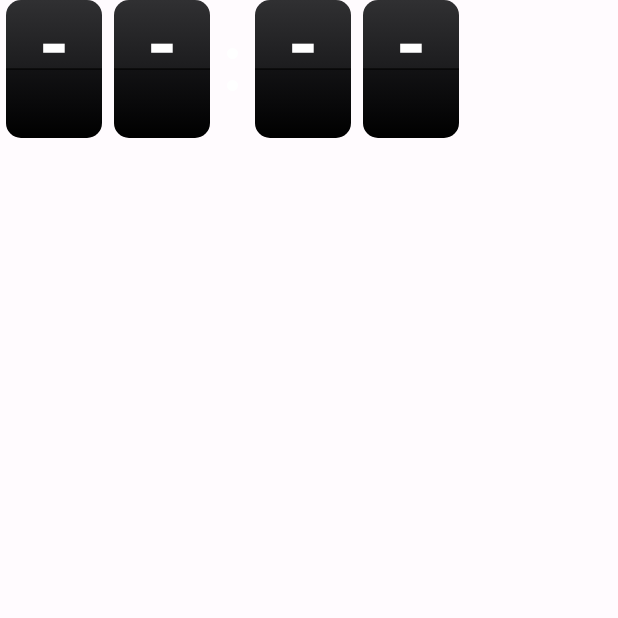
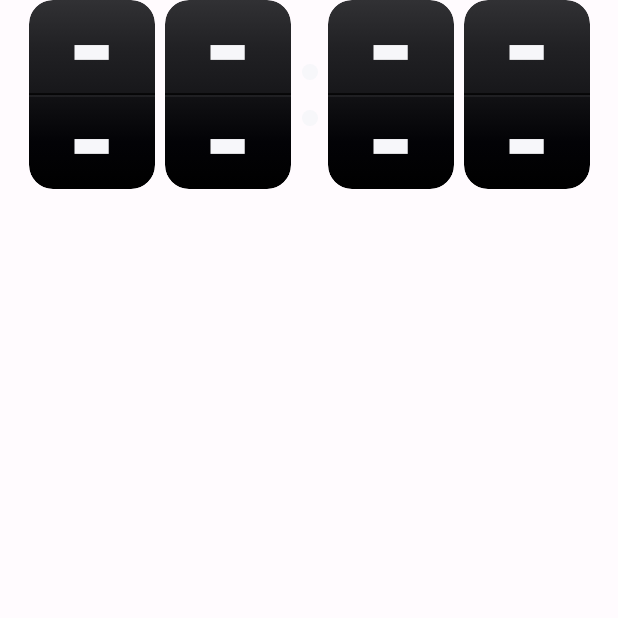
Before and after one commit to hishemd/Gom-Tunisair, an Android app built with Jetpack Compose: the composable FlipClock called with empty values, on a phone screen of 412 x 824 dp, the top half of it. Run offline under Robolectric (Android 15) with nearby library versions, the phone set to English and light mode, and no system bars.

Commit message:
fix(clock): halves were collapsing, so the lower half of every digit vanished
The screenshot showed each card holding a full digit in its top half and a
blank black bottom. Cause: FlipHalf laid the digit out with

    Modifier.height(cardHeight)

inside a half-height parent. Compose coerces that to the incoming max
constraint (half a card), so the inner box was 46dp tall instead of 92,
and the -46dp offset then pushed it completely outside the clip window.

Fixes and polish:
- use requiredHeight/requiredWidth so the digit layer keeps the full card
  height and the two halves line up exactly at the hinge
- size the card from the available width (BoxWithConstraints) so four
  digits plus the colon always fit, instead of a fixed 64dp
- larger digits (FontWeight.Black), 16dp corners, three-stop gradients,
  and a dark seam plus faint highlight at the hinge
- drop the unused public FlipDigit/Colon surface

Backdrop: the moon was a hard white disc drawn over the clock row. It is
now smaller, moved into the top corner, and rendered as a soft halo. The
night sky also gets 60 twinkling stars, drifting wispy clouds and a
shooting star every ~11 s, and clouds drift on their own 16 s cycle so the
background visibly moves.

Bump to versionCode 4 / 1.3.0.

```diff
--- a/app/build.gradle.kts
+++ b/app/build.gradle.kts
@@ -11,8 +11,8 @@ android {
         applicationId = "com.weathersense.app"
         minSdk = 26
         targetSdk = 36
-        versionCode = 3
-        versionName = "1.2.0"
+        versionCode = 4
+        versionName = "1.3.0"
     }
 
     buildTypes {
--- a/app/src/main/java/com/weathersense/app/ui/components/FlipClock.kt
+++ b/app/src/main/java/com/weathersense/app/ui/components/FlipClock.kt
@@ -6,13 +6,15 @@ import androidx.compose.animation.core.tween
 import androidx.compose.foundation.background
 import androidx.compose.foundation.layout.Arrangement
 import androidx.compose.foundation.layout.Box
+import androidx.compose.foundation.layout.BoxWithConstraints
 import androidx.compose.foundation.layout.Column
 import androidx.compose.foundation.layout.Row
 import androidx.compose.foundation.layout.Spacer
 import androidx.compose.foundation.layout.fillMaxWidth
 import androidx.compose.foundation.layout.height
-import androidx.compose.foundation.layout.offset
 import androidx.compose.foundation.layout.padding
+import androidx.compose.foundation.layout.requiredHeight
+import androidx.compose.foundation.layout.requiredWidth
 import androidx.compose.foundation.layout.size
 import androidx.compose.foundation.layout.width
 import androidx.compose.foundation.shape.RoundedCornerShape
@@ -31,50 +33,65 @@ import androidx.compose.ui.graphics.Color
 import androidx.compose.ui.graphics.TransformOrigin
 import androidx.compose.ui.graphics.graphicsLayer
 import androidx.compose.ui.text.font.FontWeight
+import androidx.compose.ui.unit.Dp
 import androidx.compose.ui.unit.dp
 import androidx.compose.ui.unit.sp
 
-private val CardWidth = 64.dp
-private val CardHeight = 92.dp
-private val HalfHeight = 46.dp
-private const val FlipMillis = 420
+private val FlipMillis = 430
+private val CardCorner = 16.dp
 
 /**
- * Split-flap clock. Each digit is a card cut along its middle: the top half of
- * the outgoing digit falls forward around the hinge, then the bottom half of
- * the incoming digit drops into place behind it.
+ * Split-flap clock. Each digit is a card cut along a horizontal hinge: the top
+ * half of the outgoing digit falls forward around that hinge, then the bottom
+ * half of the incoming digit swings down into place.
+ *
+ * The card size is derived from the width the clock is given, so four digits
+ * plus the colon always fit and never look cramped on a narrow screen.
  */
 @Composable
 fun FlipClock(
     time: String,
     modifier: Modifier = Modifier,
-    cardColor: Color = Color(0xFF1C1C1E),
-    digitColor: Color = Color.White,
+    cardColor: Color = Color(0xFF17171A),
+    digitColor: Color = Color(0xFFF7F7FA),
 ) {
     val parts = time.split(":")
     val hours = parts.getOrNull(0) ?: "--"
     val minutes = parts.getOrNull(1) ?: "--"
 
+    BoxWithConstraints(modifier = modifier) {
+        val gap = 3.dp
+        val colonWidth = 18.dp
+        val available = maxWidth - colonWidth - gap * 8
+        val cardWidth = (available / 4f).coerceIn(48.dp, 84.dp)
+        val cardHeight = cardWidth * 1.5f
+        val digitSize = (cardWidth.value * 0.92f).sp
+
         Row(
-        modifier = modifier,
             verticalAlignment = Alignment.CenterVertically,
             horizontalArrangement = Arrangement.Center,
+            modifier = Modifier.fillMaxWidth(),
         ) {
-        FlipDigit(hours.getOrNull(0)?.toString() ?: "-", cardColor, digitColor)
-        FlipDigit(hours.getOrNull(1)?.toString() ?: "-", cardColor, digitColor)
-        Colon(digitColor)
-        FlipDigit(minutes.getOrNull(0)?.toString() ?: "-", cardColor, digitColor)
-        FlipDigit(minutes.getOrNull(1)?.toString() ?: "-", cardColor, digitColor)
+            FlipDigit(hours.getOrNull(0)?.toString() ?: "-", cardWidth, cardHeight, digitSize, cardColor, digitColor, gap)
+            FlipDigit(hours.getOrNull(1)?.toString() ?: "-", cardWidth, cardHeight, digitSize, cardColor, digitColor, gap)
+            Colon(color = digitColor, size = cardHeight)
+            FlipDigit(minutes.getOrNull(0)?.toString() ?: "-", cardWidth, cardHeight, digitSize, cardColor, digitColor, gap)
+            FlipDigit(minutes.getOrNull(1)?.toString() ?: "-", cardWidth, cardHeight, digitSize, cardColor, digitColor, gap)
+        }
     }
 }
 
 @Composable
-fun FlipDigit(
+private fun FlipDigit(
     digit: String,
-    cardColor: Color = Color(0xFF1C1C1E),
-    digitColor: Color = Color.White,
+    cardWidth: Dp,
+    cardHeight: Dp,
+    digitSize: androidx.compose.ui.unit.TextUnit,
+    cardColor: Color,
+    digitColor: Color,
+    gap: Dp,
 ) {
-    // `shown` is the digit now on the card, `previous` is the one falling away.
+    // `shown` is the digit currently on the card, `previous` is the one leaving.
     var shown by remember { mutableStateOf(digit) }
     var previous by remember { mutableStateOf(digit) }
     val progress = remember { Animatable(0f) }
@@ -91,38 +108,49 @@ fun FlipDigit(
     }
 
     val p = progress.value
-    val flipping = p > 0f && p < 1f
+    val half = cardHeight / 2f
+    val shape = RoundedCornerShape(CardCorner)
 
     Box(
         modifier = Modifier
-            .padding(horizontal = 4.dp)
-            .width(CardWidth)
-            .height(CardHeight),
+            .padding(horizontal = gap)
+            .width(cardWidth)
+            .height(cardHeight)
+            .clip(shape),
     ) {
-        // Back layer: the incoming digit's top half, revealed as the flap falls.
+        // Incoming digit's top half, uncovered as the old flap falls away.
         FlipHalf(
             digit = shown,
             topHalf = true,
+            cardWidth = cardWidth,
+            cardHeight = cardHeight,
+            digitSize = digitSize,
             cardColor = cardColor,
             digitColor = digitColor,
             modifier = Modifier.align(Alignment.TopCenter),
         )
 
-        // Back layer: the outgoing digit's bottom half until the new flap lands.
+        // Bottom half: the old digit until the new flap lands, then the new one.
         FlipHalf(
             digit = if (p < 0.5f) previous else shown,
             topHalf = false,
+            cardWidth = cardWidth,
+            cardHeight = cardHeight,
+            digitSize = digitSize,
             cardColor = cardColor,
             digitColor = digitColor,
             modifier = Modifier.align(Alignment.BottomCenter),
         )
 
-        if (flipping) {
+        if (p > 0f && p < 1f) {
             if (p < 0.5f) {
-                // First half of the cycle: old top half rotates down to edge-on.
+                // Old top half tips forward around the hinge until edge-on.
                 FlipHalf(
                     digit = previous,
                     topHalf = true,
+                    cardWidth = cardWidth,
+                    cardHeight = cardHeight,
+                    digitSize = digitSize,
                     cardColor = cardColor,
                     digitColor = digitColor,
                     modifier = Modifier
@@ -130,14 +158,17 @@ fun FlipDigit(
                         .graphicsLayer {
                             transformOrigin = TransformOrigin(0.5f, 1f)
                             rotationX = -p * 180f
-                            cameraDistance = 14f * density
+                            cameraDistance = 16f * density
                         },
                 )
             } else {
-                // Second half: new bottom half swings from edge-on down to flat.
+                // New bottom half drops from edge-on down to flat.
                 FlipHalf(
                     digit = shown,
                     topHalf = false,
+                    cardWidth = cardWidth,
+                    cardHeight = cardHeight,
+                    digitSize = digitSize,
                     cardColor = cardColor,
                     digitColor = digitColor,
                     modifier = Modifier
@@ -145,63 +176,86 @@ fun FlipDigit(
                         .graphicsLayer {
                             transformOrigin = TransformOrigin(0.5f, 0f)
                             rotationX = (1f - p) * 180f
-                            cameraDistance = 14f * density
+                            cameraDistance = 16f * density
                         },
                 )
             }
         }
 
-        // Hinge line between the two halves.
+        // Hinge: a dark seam plus a faint highlight under it.
+        Column(modifier = Modifier.align(Alignment.Center)) {
+            Box(
+                modifier = Modifier
+                    .fillMaxWidth()
+                    .height(1.5.dp)
+                    .background(Color.Black.copy(alpha = 0.65f)),
+            )
             Box(
                 modifier = Modifier
                     .fillMaxWidth()
                     .height(1.dp)
-                .background(Color.Black.copy(alpha = 0.55f))
-                .align(Alignment.Center),
+                    .background(Color.White.copy(alpha = 0.06f)),
             )
         }
     }
+}
 
-/** One horizontal half of a flip card, clipped so the digit is cut at the hinge. */
+/**
+ * One horizontal half of a flip card. The digit is laid out at full card height
+ * and then clipped, so the two halves join perfectly at the hinge.
+ */
 @Composable
 private fun FlipHalf(
     digit: String,
     topHalf: Boolean,
+    cardWidth: Dp,
+    cardHeight: Dp,
+    digitSize: androidx.compose.ui.unit.TextUnit,
     cardColor: Color,
     digitColor: Color,
     modifier: Modifier = Modifier,
 ) {
+    val half = cardHeight / 2f
     val shape = if (topHalf) {
-        RoundedCornerShape(topStart = 10.dp, topEnd = 10.dp)
+        RoundedCornerShape(topStart = CardCorner, topEnd = CardCorner)
     } else {
-        RoundedCornerShape(bottomStart = 10.dp, bottomEnd = 10.dp)
+        RoundedCornerShape(bottomStart = CardCorner, bottomEnd = CardCorner)
     }
 
     val gradient = if (topHalf) {
-        listOf(cardColor.lighten(0.08f), cardColor)
+        listOf(
+            cardColor.lighten(0.10f),
+            cardColor.lighten(0.04f),
+            cardColor,
+        )
     } else {
-        listOf(cardColor.darken(0.04f), cardColor.darken(0.16f))
+        listOf(
+            cardColor.darken(0.02f),
+            cardColor.darken(0.08f),
+            cardColor.darken(0.18f),
+        )
     }
 
     Box(
         modifier = modifier
-            .width(CardWidth)
-            .height(HalfHeight)
+            .requiredWidth(cardWidth)
+            .requiredHeight(half)
             .clip(shape)
             .background(Brush.verticalGradient(gradient)),
     ) {
-        // A full-height digit window, shifted so only this half shows through.
+        // requiredHeight, not height: the parent only offers half a card of
+        // space, and plain height() would be coerced down and clip the digit away.
         Box(
             modifier = Modifier
-                .fillMaxWidth()
-                .height(CardHeight)
-                .offset(y = if (topHalf) 0.dp else -HalfHeight),
+                .requiredWidth(cardWidth)
+                .requiredHeight(cardHeight)
+                .align(if (topHalf) Alignment.TopCenter else Alignment.BottomCenter),
             contentAlignment = Alignment.Center,
         ) {
             Text(
                 text = digit,
-                fontSize = 52.sp,
-                fontWeight = FontWeight.Bold,
+                fontSize = digitSize,
+                fontWeight = FontWeight.Black,
                 color = digitColor,
                 maxLines = 1,
             )
@@ -210,15 +264,16 @@ private fun FlipHalf(
 }
 
 @Composable
-fun Colon(color: Color = Color.White) {
+private fun Colon(color: Color, size: Dp) {
+    val dot = (size.value * 0.085f).dp
     Column(
-        modifier = Modifier.width(22.dp),
+        modifier = Modifier.width(18.dp),
         verticalArrangement = Arrangement.Center,
         horizontalAlignment = Alignment.CenterHorizontally,
     ) {
-        Box(modifier = Modifier.size(7.dp).background(color, RoundedCornerShape(50)))
-        Spacer(modifier = Modifier.height(14.dp))
-        Box(modifier = Modifier.size(7.dp).background(color, RoundedCornerShape(50)))
+        Box(modifier = Modifier.size(dot).background(color, RoundedCornerShape(50)))
+        Spacer(modifier = Modifier.height(size * 0.16f))
+        Box(modifier = Modifier.size(dot).background(color, RoundedCornerShape(50)))
     }
 }
 
```
Also changed, not shown: app/src/main/java/com/weathersense/app/ui/components/WeatherBackground.kt (+149 -72 lines). Lines whose indentation alone changed are shown as unchanged.
